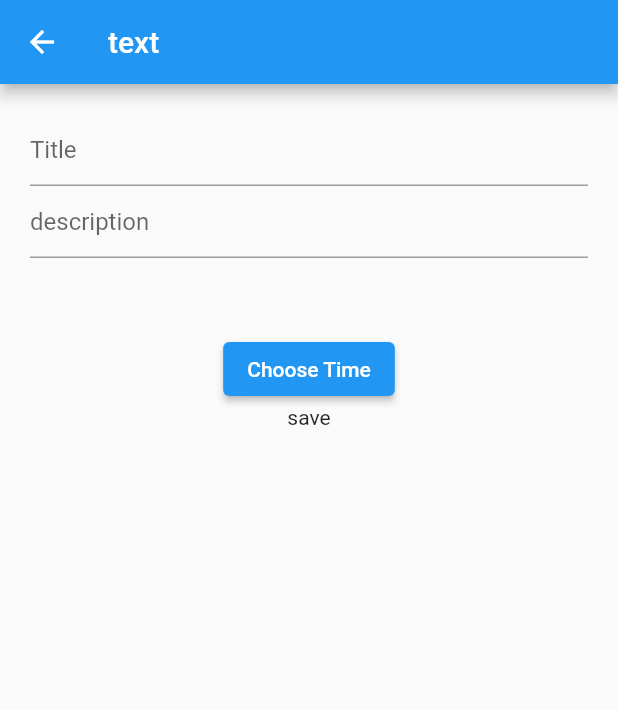
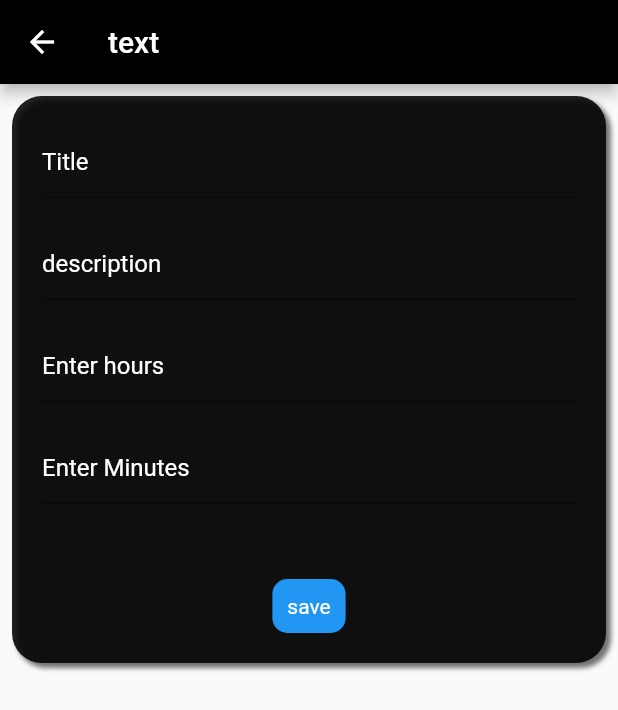
Before and after one commit to Naveenv01/Task-Timer-app, a Flutter app: the SaveScreen screen opened directly, on a phone screen of 412 x 824 dp. Shown: the top 710 px of the screen. Run offline on Flutter 3.47's test engine with Material 2 defaults, Android fonts, the light colour scheme and no system bars; our stand-ins replace bloc, equatable, flutter_bloc.

Commit message:
Ui and Design Chnges

```diff
--- a/lib/screens/savescreen.dart
+++ b/lib/screens/savescreen.dart
@@ -16,62 +16,81 @@ class SaveScreen extends StatefulWidget {
 class _SaveScreenState extends State<SaveScreen> {
   final TextEditingController titleController = TextEditingController();
   final TextEditingController descriptionController = TextEditingController();
-  TimeOfDay selectedTime = TimeOfDay.now();
-  _selectTime(BuildContext context) async {
 
-    final TimeOfDay? timeOfDay = await showTimePicker(
-      context: context,
-      initialTime: selectedTime,
-      initialEntryMode: TimePickerEntryMode.input,
-
-    );
-    if (timeOfDay != null && timeOfDay != selectedTime) {
-      setState(() {
-        selectedTime = timeOfDay;
-      });
-    }
-    print({selectedTime.hour} );
-  }
+final TextEditingController Hourscontroller=TextEditingController();
+  final TextEditingController Minutecontroller=TextEditingController();
 
   @override
   Widget build(BuildContext context) {
     return Scaffold(
+
       appBar: AppBar(
+        backgroundColor: Colors.black,
         title: Text("text"),
       ),
-      body: Container(
+      body: SingleChildScrollView(
+        child: Padding(
+          padding: const EdgeInsets.all(8.0),
+          child: Container(
+
+            decoration: BoxDecoration(
+                boxShadow: [
+                  BoxShadow(
+                    color: Colors.black54,
+                    blurRadius: 2.0,
+                    spreadRadius: 0.0,
+                    offset: Offset(3.0, 3.0), // shadow direction: bottom right
+                  )
+                ],
+                color: Colors.black87,  borderRadius: BorderRadius.all(Radius.circular(20))),
             padding: EdgeInsets.all(20),
+
             child: Column(
 
               children: [
                 TextField(
                   controller: titleController,
-              decoration: InputDecoration(hintText: 'Title'),
+                  decoration: InputDecoration(hintText: 'Title',hintStyle: TextStyle(color: Colors.white)),
+                ),
+                SizedBox(height: 20,),
+                TextField(
+                  controller: descriptionController,
+                  decoration: InputDecoration(hintText: 'description',hintStyle: TextStyle(color: Colors.white)),
+                ),
+                SizedBox(
+                  height: 20,
                 ),
                 TextField(
-              controller: descriptionController,
-              decoration: InputDecoration(hintText: 'description'),
+                  controller: Hourscontroller,
+                  decoration: InputDecoration(hintText: 'Enter hours',hintStyle: TextStyle(color: Colors.white)),
+
                 ),
-            SizedBox(
-              height: 50,
-            ),
-            ElevatedButton(
-              onPressed: () {
-                _selectTime(context);
-              },
-              child: Text("Choose Time"),
+                SizedBox(height: 20,),
+                TextField(
+                  controller: Minutecontroller,
+                  decoration: InputDecoration(hintText: 'Enter Minutes',hintStyle: TextStyle(color: Colors.white)),
                 ),
 
+
+                SizedBox(height: 50,),
+
                 GestureDetector(
-              child: Text("save"),
+                  child: Align(
+                    alignment: Alignment.bottomCenter,
+                      child: Container(
+                        padding: EdgeInsets.all(10),
+                      decoration: BoxDecoration(color: Colors.blue, borderRadius: BorderRadius.all(Radius.circular(10))),
+                          child: Text("save",style:TextStyle(color: Colors.white) ,))),
                   onTap: () {
                     context.read<ActivityBloc>().add(AddActivityEvent(
                         titleController.text, descriptionController.text,
-                    Duration(hours: selectedTime.hour, minutes: selectedTime.minute)));
+                        Duration(hours: int.parse(Hourscontroller.text), minutes:int.parse(Minutecontroller.text))));
                     Navigator.of(context).pop();
                   },
                 )
               ],
+            ),
+          ),
         ),
       ),
     );
```
Also changed, not shown: lib/screens/activity/ui/activity_view.dart (+49 -8 lines). Lines whose indentation alone changed are shown as unchanged.
